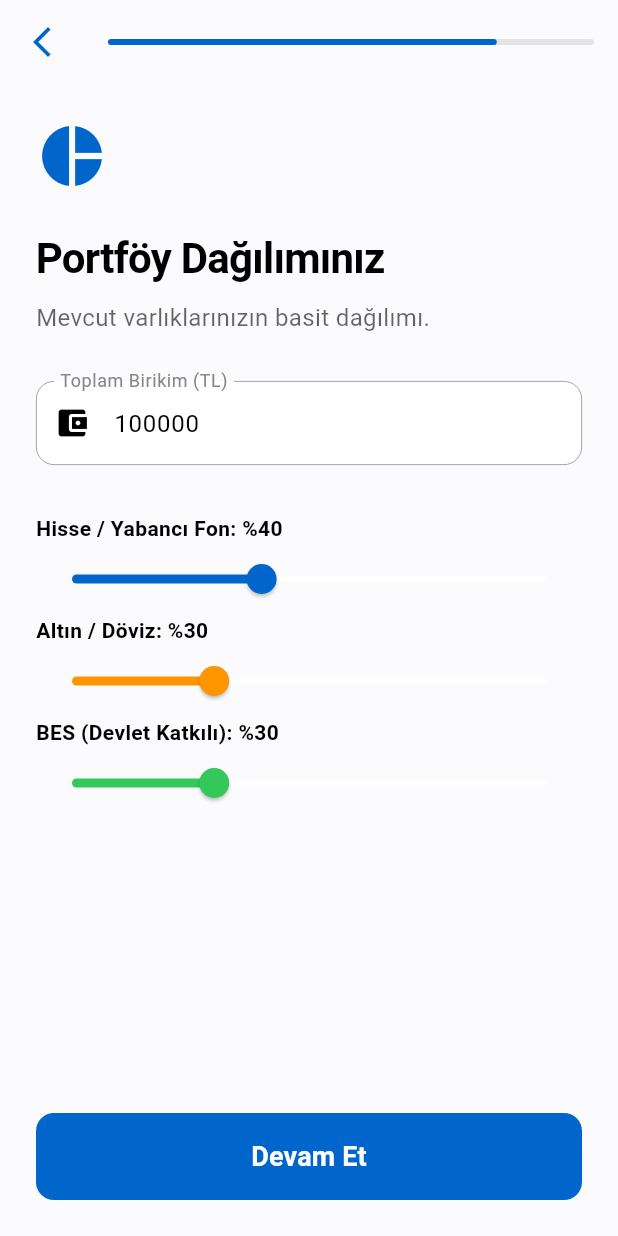
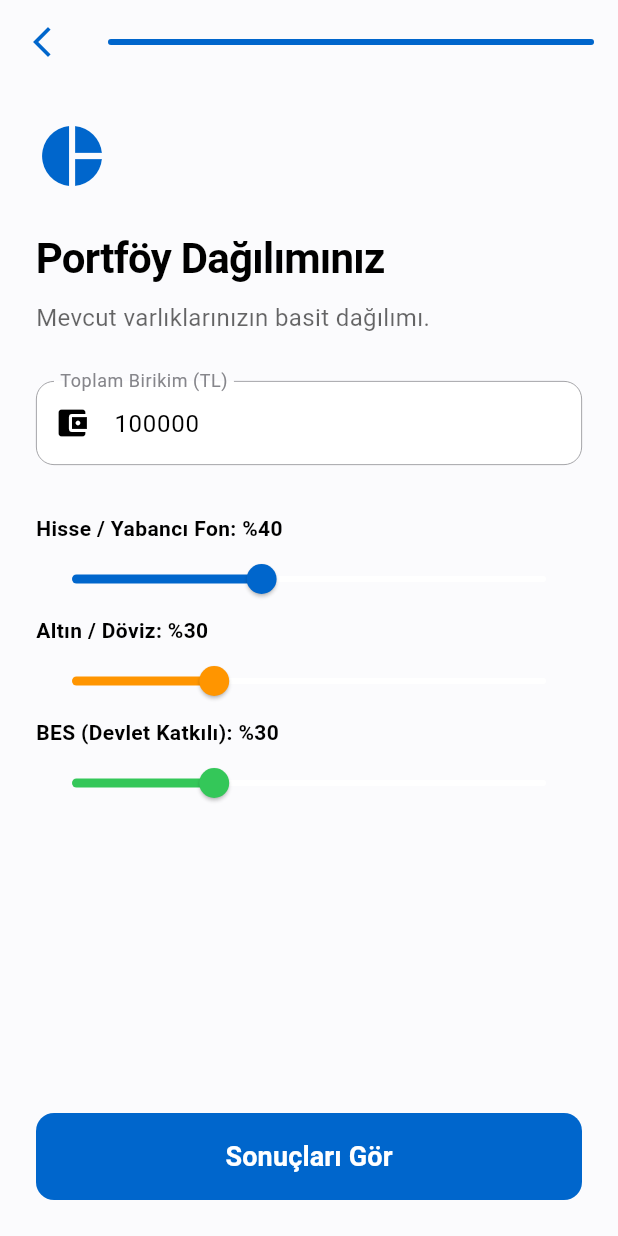
Before and after one commit to thekut/SanaNeLazim, a Flutter app: the WizardScreen screen opened directly with empty values, swiped to page 4, on a phone screen of 412 x 824 dp. Run offline on Flutter 3.47's test engine with Material 3 defaults, Android fonts, the phone set to English and light mode, and no system bars; Roboto replaces fonts that are missing (SF Pro Display).

Commit message:
refactor: Remove incomplete Gelecek Hedefleri page and update pagination
- Commented out the placeholder 'Gelecek Hedefleri' page in `WizardScreen`
- Added a `TODO` comment to track the implementation of the feature
- Updated page indices, navigation conditions, progress bar calculation, and button text to reflect the reduction from 5 to 4 pages.

Co-authored-by: thekut <253906014+thekut@users.noreply.github.com>

```diff
--- a/frontend_flutter/lib/screens/wizard_screen.dart
+++ b/frontend_flutter/lib/screens/wizard_screen.dart
@@ -43,7 +43,7 @@ class _WizardScreenState extends State<WizardScreen> {
     provider.updatePortfolio(savings, _stockSlider, _goldSlider, _besSlider);
 
     // 3. Sayfa Geçişi
-    if (_currentPage < 4) {
+    if (_currentPage < 3) {
       _pageController.nextPage(duration: const Duration(milliseconds: 300), curve: Curves.easeInOut);
     } else {
       Navigator.pushReplacement(context, MaterialPageRoute(builder: (_) => DashboardScreen(tier: widget.tier)));
@@ -66,7 +66,7 @@ class _WizardScreenState extends State<WizardScreen> {
         elevation: 0,
         leading: IconButton(icon: const Icon(Icons.arrow_back_ios_new, color: AppColors.primaryBlue), onPressed: _prevPage),
         title: LinearProgressIndicator(
-          value: (_currentPage + 1) / 5,
+          value: (_currentPage + 1) / 4,
           backgroundColor: AppColors.textSecondaryLight.withOpacity(0.2),
           valueColor: const AlwaysStoppedAnimation<Color>(AppColors.primaryBlue),
           borderRadius: BorderRadius.circular(8),
@@ -85,7 +85,8 @@ class _WizardScreenState extends State<WizardScreen> {
                   _buildQuestionPage('Yaşınız kaç?', 'Tahmini vefat yaşınızı da göz önünde bulundurarak aktüeryal hesaplama yapacağız.', Icons.cake, _buildAgeInputs()),
                   _buildQuestionPage('Finansal Durumunuz', 'Aylık net geliriniz ve gideriniz.', Icons.account_balance, _buildFinancialInputs()),
                   _buildQuestionPage('Portföy Dağılımınız', 'Mevcut varlıklarınızın basit dağılımı.', Icons.pie_chart, _buildPortfolioSliders()),
-                  _buildQuestionPage('Gelecek Hedefleri', '70+ yaş bakım evi bütçesi ve miras.', Icons.health_and_safety, const Center(child: Text('Yakında eklenecek...'))),
+                  // TODO: Gelecek Hedefleri - 70+ yaş bakım evi bütçesi ve miras
+                  // _buildQuestionPage('Gelecek Hedefleri', '70+ yaş bakım evi bütçesi ve miras.', Icons.health_and_safety, const Center(child: Text('Yakında eklenecek...'))),
                 ],
               ),
             ),
@@ -95,7 +96,7 @@ class _WizardScreenState extends State<WizardScreen> {
                 width: double.infinity,
                 child: ElevatedButton(
                   onPressed: _saveDataAndNext,
-                  child: Text(_currentPage == 4 ? 'Sonuçları Gör' : 'Devam Et', style: const TextStyle(fontSize: 18, fontWeight: FontWeight.bold)),
+                  child: Text(_currentPage == 3 ? 'Sonuçları Gör' : 'Devam Et', style: const TextStyle(fontSize: 18, fontWeight: FontWeight.bold)),
                 ),
               ),
             )
```
Also changed, not shown: frontend_flutter/pubspec.lock.
